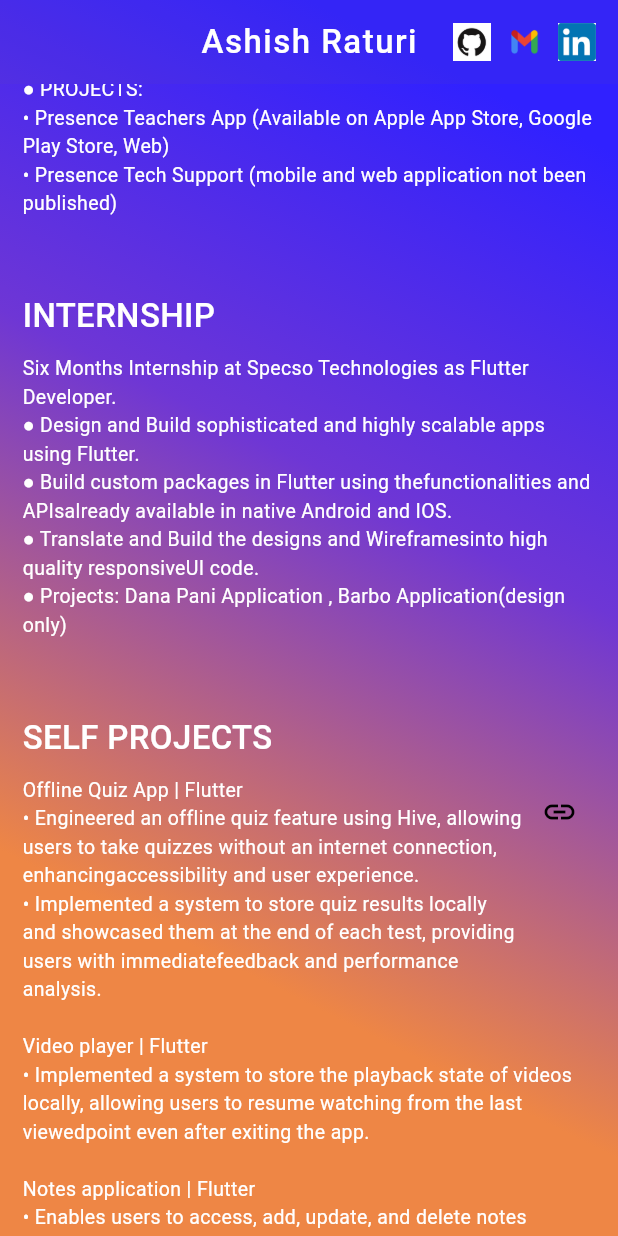
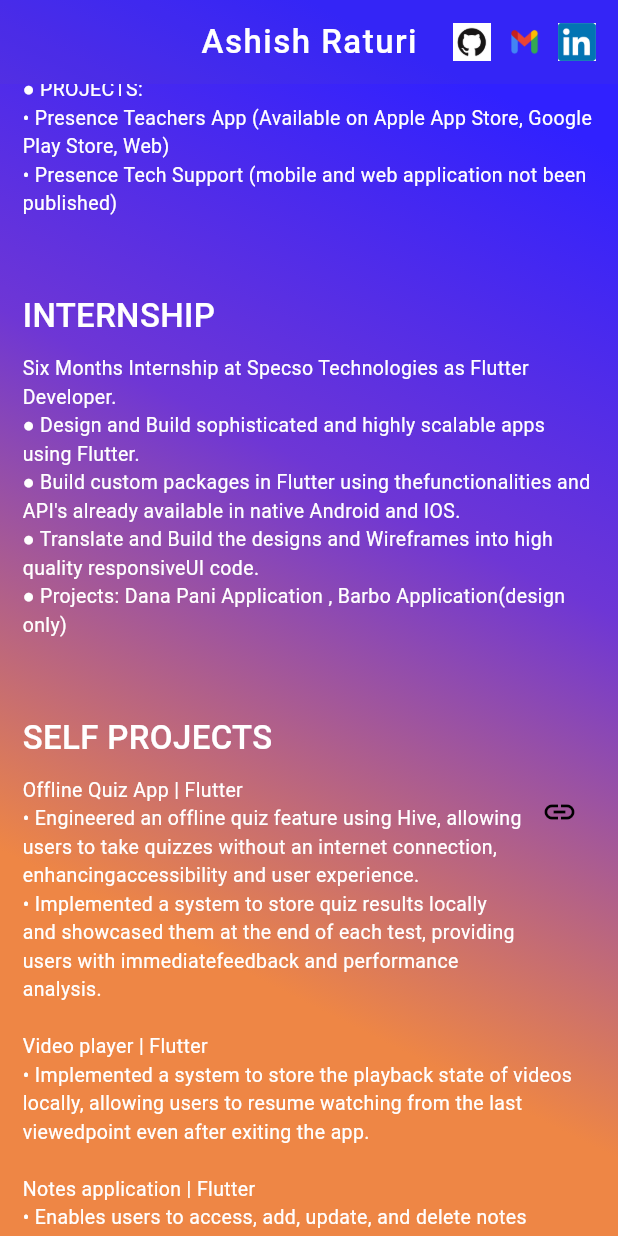
Before and after one commit to ashish007ratz/portfolio, a Flutter app: the screen it shows after launch, scrolled down 1152 dp, on a phone screen of 412 x 824 dp. Run offline on Flutter 3.47's test engine with Material 3 defaults, Android fonts, the phone set to English and light mode, and no system bars; our stand-ins replace firebase_core; missing offline and left inert: media_kit, media_kit_video; accounts and stored records are empty.

Commit message:
new changes

```diff
--- a/lib/screens/home.dart
+++ b/lib/screens/home.dart
@@ -244,8 +244,8 @@ class _HomePageState extends State<HomePage> {
             [Subtitle("${"Six Months Internship at Specso Technologies as Flutter Developer."
                 "\n● Design and Build sophisticated and highly scalable apps using Flutter."
                 "\n● Build custom packages in Flutter using the"
-                "functionalities and APIsalready available in native Android and IOS."
-                "\n● Translate and Build the designs and Wireframesinto high quality responsiveUI code."
+                "functionalities and API\'s already available in native Android and IOS."
+                "\n● Translate and Build the designs and Wireframes into high quality responsiveUI code."
                 "\n● Projects: Dana Pani Application , Barbo Application(design only)"}")]
         ),
         SizedBox(height: 50),
```
